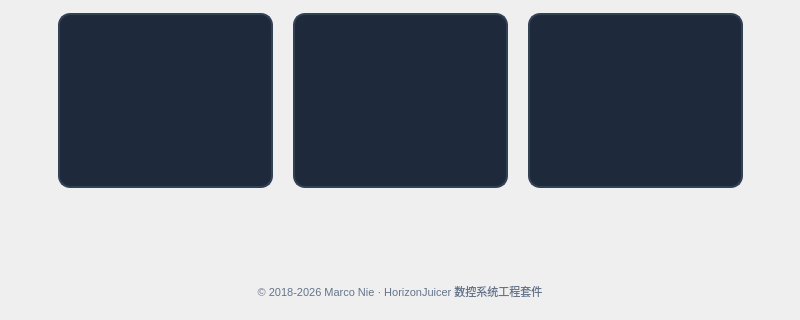
Before: the Qt Designer form horizonjuicercreator.ui in nie11kun/HorizonJuicerCreator, drawn with Qt 5; both pictures show x 0 to 800 and y 280 to 600 of the 800 by 600 pixel window.
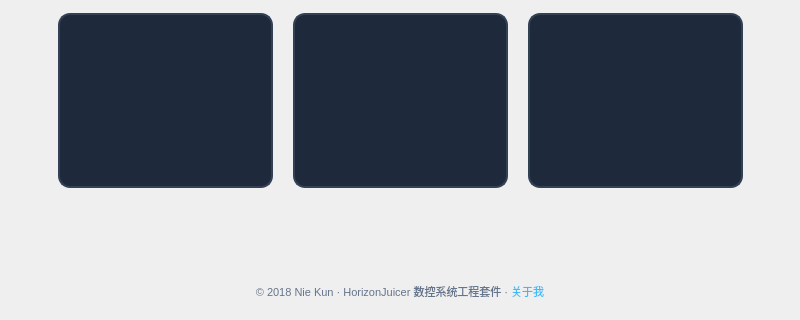
After: the same form once the commit is applied. Icons and pictures are not drawn.

```diff
--- a/horizonjuicercreator.ui
+++ b/horizonjuicercreator.ui
@@ -239,7 +239,7 @@
        <string notr="true">color: #64748b; font-size: 11px;</string>
       </property>
       <property name="text">
-       <string>© 2018-2026 Marco Nie · HorizonJuicer 数控系统工程套件</string>
+       <string>© 2018 Nie Kun · HorizonJuicer 数控系统工程套件 · &lt;a href=&quot;https://blog.niekun.net/start-page.html&quot; style=&quot;color: #38bdf8; text-decoration: none;&quot;&gt;关于我&lt;/a&gt;</string>
       </property>
       <property name="alignment">
        <set>Qt::AlignCenter</set>
```
Left out of the diff: 3 changed lines with no effect on the pictures.
